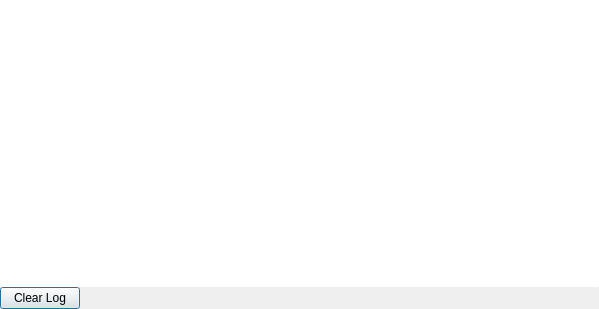
The window that lib/private/debuglogwindow.ui (vicr123/the-libs) describes before a commit, drawn with Qt 5.
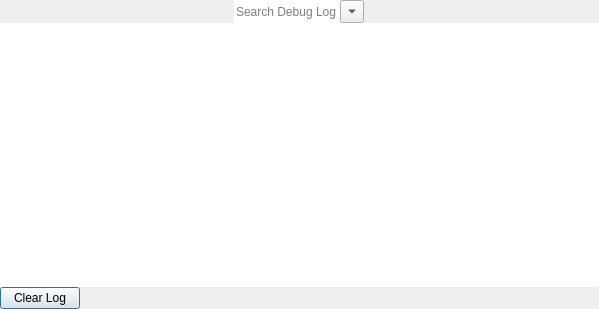
The same window after the commit. Icons and pictures are not drawn.

What changed in the file:
```diff
--- a/lib/private/debuglogwindow.ui
+++ b/lib/private/debuglogwindow.ui
@@ -29,6 +29,80 @@
    <property name="bottomMargin">
     <number>0</number>
    </property>
+   <item>
+    <widget class="QWidget" name="widget_2" native="true">
+     <layout class="QVBoxLayout" name="verticalLayout_2">
+      <property name="spacing">
+       <number>0</number>
+      </property>
+      <property name="leftMargin">
+       <number>0</number>
+      </property>
+      <property name="topMargin">
+       <number>0</number>
+      </property>
+      <property name="rightMargin">
+       <number>0</number>
+      </property>
+      <property name="bottomMargin">
+       <number>0</number>
+      </property>
+      <item alignment="Qt::AlignHCenter">
+       <widget class="QWidget" name="searchWidget" native="true">
+        <layout class="QHBoxLayout" name="horizontalLayout_2">
+         <property name="spacing">
+          <number>0</number>
+         </property>
+         <property name="leftMargin">
+          <number>0</number>
+         </property>
+         <property name="topMargin">
+          <number>0</number>
+         </property>
+         <property name="rightMargin">
+          <number>0</number>
+         </property>
+         <property name="bottomMargin">
+          <number>0</number>
+         </property>
+         <item>
+          <widget class="QLineEdit" name="searchField">
+           <property name="sizePolicy">
+            <sizepolicy hsizetype="Expanding" vsizetype="Preferred">
+             <horstretch>0</horstretch>
+             <verstretch>0</verstretch>
+            </sizepolicy>
+           </property>
+           <property name="frame">
+            <bool>false</bool>
+           </property>
+           <property name="placeholderText">
+            <string>Search Debug Log</string>
+           </property>
+          </widget>
+         </item>
+         <item>
+          <widget class="QToolButton" name="searchOptions">
+           <property name="text">
+            <string/>
+           </property>
+           <property name="icon">
+            <iconset theme="go-down"/>
+           </property>
+           <property name="popupMode">
+            <enum>QToolButton::InstantPopup</enum>
+           </property>
+           <property name="arrowType">
+            <enum>Qt::DownArrow</enum>
+           </property>
+          </widget>
+         </item>
+        </layout>
+       </widget>
+      </item>
+     </layout>
+    </widget>
+   </item>
    <item>
     <widget class="QTreeView" name="logView">
      <property name="frameShape">
```
Left out of the diff: 8 changed lines with no effect on the pictures.
